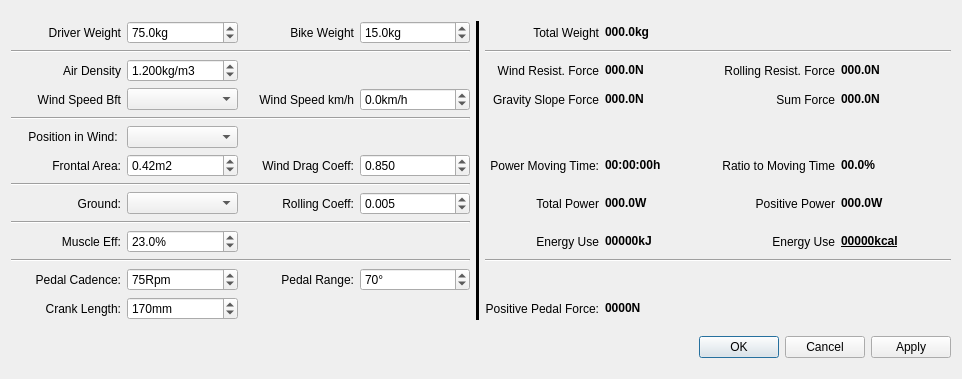
This is src/qmapshack/gis/trk/filter/IFilterSpeedCycleEnergy.ui in Maproom/qmapshack as Qt 5 draws it before an edit. The edited form follows.
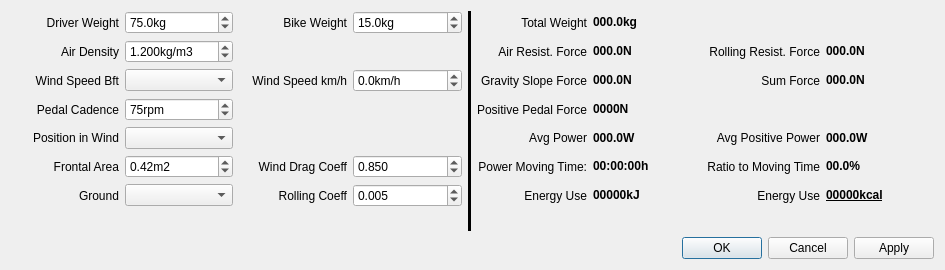
This is the edited form.

What changed in the file:
```diff
--- a/src/qmapshack/gis/trk/filter/IFilterSpeedCycleEnergy.ui
+++ b/src/qmapshack/gis/trk/filter/IFilterSpeedCycleEnergy.ui
@@ -6,8 +6,8 @@
    <rect>
     <x>0</x>
     <y>0</y>
-    <width>962</width>
-    <height>379</height>
+    <width>945</width>
+    <height>270</height>
    </rect>
   </property>
   <property name="windowTitle">
@@ -16,58 +16,25 @@
   <layout class="QVBoxLayout" name="verticalLayout">
    <item>
     <layout class="QHBoxLayout" name="horizontalLayout">
+     <property name="bottomMargin">
+      <number>0</number>
+     </property>
      <item>
       <layout class="QGridLayout" name="gridLayout">
-       <item row="12" column="3">
-        <widget class="QDoubleSpinBox" name="spinPedalRange">
-         <property name="suffix">
-          <string>°</string>
-         </property>
-         <property name="decimals">
-          <number>0</number>
-         </property>
-         <property name="minimum">
-          <double>10.000000000000000</double>
-         </property>
-         <property name="maximum">
-          <double>180.000000000000000</double>
-         </property>
-         <property name="singleStep">
-          <double>1.000000000000000</double>
-         </property>
-         <property name="value">
-          <double>70.000000000000000</double>
-         </property>
-        </widget>
-       </item>
-       <item row="8" column="1">
+       <item row="6" column="1">
         <widget class="QComboBox" name="comboGround">
          <property name="toolTip">
           <string>&lt;html&gt;&lt;head/&gt;&lt;body&gt;&lt;p&gt;Untergrund&lt;/p&gt;&lt;p&gt;Werte für die Art des Untergrunds und der Bereifung für die Bestimmung des Rollwiderstandsbeiwerts.&lt;/p&gt;&lt;p&gt;Values for the type of ground surface and the tyres used to determine the rolling resistance coefficient.&lt;/p&gt;&lt;/body&gt;&lt;/html&gt;</string>
          </property>
         </widget>
        </item>
-       <item row="12" column="0">
-        <widget class="QLabel" name="label_19">
-         <property name="text">
-          <string>Pedal Cadence:</string>
-         </property>
-         <property name="alignment">
-          <set>Qt::AlignRight|Qt::AlignTrailing|Qt::AlignVCenter</set>
-         </property>
-        </widget>
-       </item>
-       <item row="4" column="0" colspan="4">
-        <widget class="Line" name="line_3">
-         <property name="orientation">
-          <enum>Qt::Horizontal</enum>
-         </property>
-        </widget>
-       </item>
-       <item row="8" column="3">
+       <item row="6" column="3">
         <widget class="QDoubleSpinBox" name="spinRollingCoeff">
          <property name="toolTip">
-          <string/>
+          <string>&lt;html&gt;&lt;head/&gt;&lt;body&gt;&lt;p&gt;cr-Wert (Rollwiderstandsbeiwert)&lt;/p&gt;&lt;p&gt;Der Rollwiderstandsbeiwert bestimmt die Kraft, die für die Überwindung der Rollwiderstandskraft bestimmt. Maßgebliche Faktoren sind der Fahrbahnuntergrund und die Bereifung. Je größer dieser Wert ist, um so mehr Kraft wird für die Überwindung des Rollwiderstands benötigt.&lt;/p&gt;&lt;p&gt;The rolling resistance coefficient specifies the force used to overcome the rolling resistance force. The relevant factors are the road surface and the tyres. The higher this value is, the more force is required to overcome the rolling resistance.&lt;/p&gt;&lt;/body&gt;&lt;/html&gt;</string>
+         </property>
+         <property name="buttonSymbols">
+          <enum>QAbstractSpinBox::UpDownArrows</enum>
          </property>
          <property name="suffix">
           <string/>
@@ -89,43 +56,14 @@
          </property>
         </widget>
        </item>
-       <item row="11" column="0" colspan="4">
-        <widget class="Line" name="line_6">
-         <property name="orientation">
-          <enum>Qt::Horizontal</enum>
-         </property>
-        </widget>
-       </item>
-       <item row="10" column="1">
-        <widget class="QDoubleSpinBox" name="spinMuscleEff">
-         <property name="suffix">
-          <string>%</string>
-         </property>
-         <property name="decimals">
-          <number>1</number>
-         </property>
-         <property name="minimum">
-          <double>10.000000000000000</double>
-         </property>
-         <property name="maximum">
-          <double>30.000000000000000</double>
-         </property>
-         <property name="singleStep">
-          <double>0.100000000000000</double>
-         </property>
-         <property name="value">
-          <double>23.000000000000000</double>
-         </property>
-        </widget>
-       </item>
-       <item row="5" column="1">
+       <item row="4" column="1">
         <widget class="QComboBox" name="comboWindPosition">
          <property name="toolTip">
           <string>&lt;html&gt;&lt;head/&gt;&lt;body&gt;&lt;p&gt;Position im Wind&lt;/p&gt;&lt;p&gt;Werte für die Art der Sitzposition als Vorgabewerte für die Windangriffsfläche in m2 und der Luftwiderstandszahl (cw-Wert).&lt;/p&gt;&lt;p&gt;Values for the type of seat position as default values for the wind frontal area in m2 and the drag coefficient (cw value).&lt;/p&gt;&lt;p</string>
          </property>
         </widget>
        </item>
-       <item row="2" column="0">
+       <item row="1" column="0">
         <widget class="QLabel" name="label_6">
          <property name="text">
           <string>Air Density</string>
@@ -135,42 +73,17 @@
          </property>
         </widget>
        </item>
-       <item row="5" column="0">
+       <item row="4" column="0">
         <widget class="QLabel" name="label_13">
          <property name="text">
-          <string>Position in Wind: </string>
+          <string>Position in Wind</string>
          </property>
          <property name="alignment">
           <set>Qt::AlignRight|Qt::AlignTrailing|Qt::AlignVCenter</set>
          </property>
         </widget>
        </item>
-       <item row="12" column="1">
-        <widget class="QDoubleSpinBox" name="spinPedalCadence">
-         <property name="toolTip">
-          <string>&lt;html&gt;&lt;head/&gt;&lt;body&gt;&lt;p&gt;The cadence while cycling with positive force to the pedal.&lt;/p&gt;&lt;/body&gt;&lt;/html&gt;</string>
-         </property>
-         <property name="suffix">
-          <string>Rpm</string>
-         </property>
-         <property name="decimals">
-          <number>0</number>
-         </property>
-         <property name="minimum">
-          <double>10.000000000000000</double>
-         </property>
-         <property name="maximum">
-          <double>250.000000000000000</double>
-         </property>
-         <property name="singleStep">
-          <double>1.000000000000000</double>
-         </property>
-         <property name="value">
-          <double>75.000000000000000</double>
-         </property>
-        </widget>
-       </item>
-       <item row="2" column="1">
+       <item row="1" column="1">
         <widget class="QDoubleSpinBox" name="spinAirDensity">
          <property name="toolTip">
           <string>&lt;html&gt;&lt;head/&gt;&lt;body&gt;&lt;p&gt;Luftdichte&lt;/p&gt;&lt;p&gt;Luftdichte in kg/m3. Die Luftdichte ist abhängig von barometrischen Luftdruck, Höhe Normalnull und Temperatur.&lt;br/&gt;Einige Beispiele:&lt;br/&gt;Meereshöhe: 1,226kg/m3&lt;br/&gt;1500 Meter: 1,056kg/m3&lt;br/&gt;3000 Meter: 0,905kg/m3&lt;/p&gt;&lt;p&gt;Air density in kg/m3. The air density depends on barometric air pressure, altitude and temperature.&lt;br/&gt;Some examples:&lt;br/&gt;Sea level: 1.226kg/m3&lt;br/&gt;1500 meters: 1.056kg/m3&lt;br/&gt;3000 meters: 0.905kg/m3&lt;/p&gt;&lt;/body&gt;&lt;/html&gt;</string>
@@ -221,7 +134,7 @@
          </property>
         </widget>
        </item>
-       <item row="3" column="0">
+       <item row="2" column="0">
         <widget class="QLabel" name="label_3">
          <property name="text">
           <string>Wind Speed Bft</string>
@@ -231,14 +144,14 @@
          </property>
         </widget>
        </item>
-       <item row="3" column="1">
+       <item row="2" column="1">
         <widget class="QComboBox" name="comboWindSpeed">
          <property name="toolTip">
           <string>&lt;html&gt;&lt;head/&gt;&lt;body&gt;&lt;p&gt;Windgeschw. Bft&lt;/p&gt;&lt;p&gt;Werte für die Windgeschwindigkeit in Beaufortskala für die Vorgabe der Windgeschwindigkeit in km/h. Positive Werte für Gegenwind und negative Werte für Rückenwind.&lt;/p&gt;&lt;p&gt;Values for the wind speed in Beaufort scale for specifying the wind speed in km/h. Positive values for headwind and negative values for tailwind.&lt;/p&gt;&lt;/body&gt;&lt;/html&gt;</string>
          </property>
         </widget>
        </item>
-       <item row="3" column="2">
+       <item row="2" column="2">
         <widget class="QLabel" name="label_9">
          <property name="text">
           <string>Wind Speed km/h</string>
@@ -301,7 +214,7 @@
          </property>
         </widget>
        </item>
-       <item row="3" column="3">
+       <item row="2" column="3">
         <widget class="QDoubleSpinBox" name="spinWindSpeed">
          <property name="toolTip">
           <string>&lt;html&gt;&lt;head/&gt;&lt;body&gt;&lt;p&gt;Windgeschw. Bft&lt;/p&gt;&lt;p&gt;Windgeschwindigkeit in km/h für die Berechnung der benötigten Kraft für die Überwindung des Luftwiderstands. Positive Werte für Gegenwind und negative Werte für Rückenwind. Werte können unabhängig von den Werte der Beaufortskala verändert werden.&lt;/p&gt;&lt;p&gt;Wind speed in km/h for the calculation of the force required to overcome drag. Positive values for headwind and negative values for tailwind. Values can be changed independently of the Beaufort scale values.&lt;/p&gt;&lt;/body&gt;&lt;/html&gt;</string>
@@ -323,61 +236,37 @@
          </property>
         </widget>
        </item>
-       <item row="9" column="0" colspan="4">
-        <widget class="Line" name="line_5">
-         <property name="orientation">
-          <enum>Qt::Horizontal</enum>
-         </property>
-        </widget>
-       </item>
-       <item row="7" column="0" colspan="4">
-        <widget class="Line" name="line_4">
-         <property name="orientation">
-          <enum>Qt::Horizontal</enum>
-         </property>
-        </widget>
-       </item>
-       <item row="6" column="0">
+       <item row="5" column="0">
         <widget class="QLabel" name="label_16">
          <property name="text">
-          <string>Frontal Area:</string>
+          <string>Frontal Area</string>
          </property>
          <property name="alignment">
           <set>Qt::AlignRight|Qt::AlignTrailing|Qt::AlignVCenter</set>
          </property>
         </widget>
        </item>
-       <item row="6" column="2">
+       <item row="5" column="2">
         <widget class="QLabel" name="label_15">
          <property name="text">
-          <string>Wind Drag Coeff:</string>
+          <string>Wind Drag Coeff</string>
          </property>
          <property name="alignment">
           <set>Qt::AlignRight|Qt::AlignTrailing|Qt::AlignVCenter</set>
          </property>
         </widget>
        </item>
-       <item row="10" column="0">
-        <widget class="QLabel" name="label_18">
-         <property name="text">
-          <string>Muscle Eff:</string>
-         </property>
-         <property name="alignment">
-          <set>Qt::AlignRight|Qt::AlignTrailing|Qt::AlignVCenter</set>
-         </property>
-        </widget>
-       </item>
-       <item row="8" column="2">
+       <item row="6" column="2">
         <widget class="QLabel" name="label_17">
          <property name="text">
-          <string>Rolling Coeff:</string>
+          <string>Rolling Coeff</string>
          </property>
          <property name="alignment">
           <set>Qt::AlignRight|Qt::AlignTrailing|Qt::AlignVCenter</set>
          </property>
         </widget>
        </item>
-       <item row="6" column="3">
+       <item row="5" column="3">
         <widget class="QDoubleSpinBox" name="spinWindDragCoeff">
          <property name="toolTip">
           <string>&lt;html&gt;&lt;head/&gt;&lt;body&gt;&lt;p&gt;cw-Wert (Luftwiderstandsbeiwert)&lt;/p&gt;&lt;p&gt;Der cw-Wert (Luftwiderstandsbeiwert) gibt die Windschlüpfigkeit von Fahrer und Fahrrad gegenüber der Luft (Wind) an. Je größer dieser Wert ist, um so mehr Kraft wird für die Überwindung der Windkraft benötigt. Typische Werte für Fahrräder liegen zwischen 0,2 und 1.2.&lt;/p&gt;&lt;p&gt;The cw value (drag coefficient) indicates the wind slip of the rider and bicycle in relation to the air (wind). The greater this value, the more force is required to overcome the wind force. Typical values for bicycles are between 0.2 and 1.2.&lt;/p&gt;&lt;/body&gt;&lt;/html&gt;</string>
@@ -402,7 +291,7 @@
          </property>
         </widget>
        </item>
-       <item row="6" column="1">
+       <item row="5" column="1">
         <widget class="QDoubleSpinBox" name="spinFrontalArea">
          <property name="toolTip">
           <string>&lt;html&gt;&lt;head/&gt;&lt;body&gt;&lt;p&gt;Frontalfläche&lt;/p&gt;&lt;p&gt;Die Fläche in m2 (Fahrer, Fahrrad, Gepäcktaschen, etc.), die dem Wind ausgesetzt ist.&lt;/p&gt;&lt;p&gt;The frontal area in m2 (rider, bicycle, bags, etc.) exposed to the wind.&lt;/p&gt;&lt;/body&gt;&lt;/html&gt;</string>
@@ -427,52 +316,10 @@
          </property>
         </widget>
        </item>
-       <item row="1" column="0" colspan="4">
-        <widget class="Line" name="line_2">
-         <property name="orientation">
-          <enum>Qt::Horizontal</enum>
-         </property>
-        </widget>
-       </item>
-       <item row="8" column="0">
+       <item row="6" column="0">
         <widget class="QLabel" name="label_14">
          <property name="text">
-          <string>Ground:</string>
-         </property>
-         <property name="alignment">
-          <set>Qt::AlignRight|Qt::AlignTrailing|Qt::AlignVCenter</set>
-         </property>
-        </widget>
-       </item>
-       <item row="13" column="1">
-        <widget class="QDoubleSpinBox" name="spinCrankLength">
-         <property name="toolTip">
-          <string>&lt;html&gt;&lt;head/&gt;&lt;body&gt;&lt;p&gt;Length from center of bottom bracket bearing to center of pedal bearing. Will be used to compute ...&lt;/p&gt;&lt;/body&gt;&lt;/html&gt;</string>
-         </property>
-         <property name="suffix">
-          <string>mm</string>
-         </property>
-         <property name="decimals">
-          <number>0</number>
-         </property>
-         <property name="minimum">
-          <double>30.000000000000000</double>
-         </property>
-         <property name="maximum">
-          <double>250.000000000000000</double>
-         </property>
-         <property name="singleStep">
-          <double>1.000000000000000</double>
-         </property>
-         <property name="value">
-          <double>170.000000000000000</double>
-         </property>
-        </widget>
-       </item>
-       <item row="12" column="2">
-        <widget class="QLabel" name="label_21">
-         <property name="text">
-          <string>Pedal Range:</string>
+          <string>Ground</string>
          </property>
          <property name="alignment">
           <set>Qt::AlignRight|Qt::AlignTrailing|Qt::AlignVCenter</set>
@@ -492,7 +339,7 @@
          </property>
         </widget>
        </item>
-       <item row="0" column="4" rowspan="14">
+       <item row="0" column="4" rowspan="10">
         <widget class="Line" name="line">
          <property name="frameShadow">
           <enum>QFrame::Plain</enum>
@@ -505,18 +352,18 @@
          </property>
         </widget>
        </item>
-       <item row="2" column="5">
+       <item row="1" column="5">
         <widget class="QLabel" name="label_23">
          <property name="text">
-          <string>Wind Resist. Force</string>
+          <string>Air Resist. Force</string>
          </property>
          <property name="alignment">
           <set>Qt::AlignRight|Qt::AlignTrailing|Qt::AlignVCenter</set>
          </property>
         </widget>
        </item>
-       <item row="2" column="6">
-        <widget class="QLabel" name="labelWindResistForce">
+       <item row="1" column="6">
+        <widget class="QLabel" name="labelAirResistForce">
          <property name="toolTip">
           <string>&lt;html&gt;&lt;head/&gt;&lt;body&gt;&lt;p&gt;Luftwider.Kraft&lt;/p&gt;&lt;p&gt;Die Luftwiderstandskraft ist die Kraft in Newton, die im Durchschnitt über alle Trackpunkte für die Überwindung des Luftwiderstands benötigt wird. Bei starkem Rückenwind kann dieser Wert auch negativ sein.&lt;/p&gt;&lt;p&gt;The wind drag force is the force in Newton that is needed on average over all track points to overcome the drag. With a strong tailwind, this value can also be negative.&lt;/p&gt;&lt;/body&gt;&lt;/html&gt;</string>
          </property>
@@ -535,37 +382,7 @@
          </property>
         </widget>
        </item>
-       <item row="10" column="5">
-        <widget class="QLabel" name="label_11">
-         <property name="text">
-          <string>Energy Use</string>
-         </property>
-         <property name="alignment">
-          <set>Qt::AlignRight|Qt::AlignTrailing|Qt::AlignVCenter</set>
-         </property>
-        </widget>
-       </item>
-       <item row="13" column="5">
-        <widget class="QLabel" name="label_5">
-         <property name="text">
-          <string>Positive Pedal Force:</string>
-         </property>
-         <property name="alignment">
-          <set>Qt::AlignRight|Qt::AlignTrailing|Qt::AlignVCenter</set>
-         </property>
-        </widget>
-       </item>
-       <item row="13" column="6">
-        <widget class="QLabel" name="labelPositivePedalForce">
-         <property name="toolTip">
-          <string>&lt;html&gt;&lt;head/&gt;&lt;body&gt;&lt;p&gt;&lt;br/&gt;&lt;/p&gt;&lt;/body&gt;&lt;/html&gt;</string>
-         </property>
-         <property name="text">
-          <string>&lt;html&gt;&lt;head/&gt;&lt;body&gt;&lt;p&gt;&lt;span style=&quot; font-weight:600;&quot;&gt;0000N&lt;/span&gt;&lt;/p&gt;&lt;/body&gt;&lt;/html&gt;</string>
-         </property>
-        </widget>
-       </item>
-       <item row="2" column="7">
+       <item row="1" column="7">
         <widget class="QLabel" name="label_24">
          <property name="text">
           <string>Rolling Resist. Force</string>
@@ -575,18 +392,8 @@
          </property>
         </widget>
        </item>
-       <item row="13" column="0">
-        <widget class="QLabel" name="label_20">
-         <property name="text">
-          <string>Crank Length:</string>
-         </property>
-         <property name="alignment">
-          <set>Qt::AlignRight|Qt::AlignTrailing|Qt::AlignVCenter</set>
-         </property>
-        </widget>
-       </item>
-       <item row="2" column="8">
-        <widget class="QLabel" name="labelRollingResistForce">
+       <item row="1" column="8">
+        <widget class="QLabel" name="labelRollResistForce">
          <property name="toolTip">
           <string>&lt;html&gt;&lt;head/&gt;&lt;body&gt;&lt;p&gt;Rollwider.Kraft&lt;/p&gt;&lt;p&gt;Die Rollwiderstandskraft ist die Kraft in Newton, die im Durchschnitt über alle Trackpunkte für die Überwindung des Rollwiderstands benötigt wird.&lt;/p&gt;&lt;p&gt;The rolling resistance force is the force in Newton required on average over all track points to overcome the rolling resistance.&lt;/p&gt;&lt;/body&gt;&lt;/html&gt;</string>
          </property>
@@ -595,7 +402,7 @@
          </property>
         </widget>
        </item>
-       <item row="3" column="5">
+       <item row="2" column="5">
         <widget class="QLabel" name="label_26">
          <property name="text">
           <string>Gravity Slope Force</string>
@@ -605,7 +412,7 @@
          </property>
         </widget>
        </item>
-       <item row="3" column="6">
+       <item row="2" column="6">
         <widget class="QLabel" name="labelGravitySlopeForce">
          <property name="toolTip">
           <string>&lt;html&gt;&lt;head/&gt;&lt;body&gt;&lt;p&gt;Neigungskraft&lt;/p&gt;&lt;p&gt;Die Neigungskraft ist die Kraft in Newton, die im Durchschnitt über alle Trackpunkte für die Überwindung der Neigung bei der Bergauffahrt benötigt. Bei überwiegender Bergabfahrt kann die Neigungskraft negativ sein.&lt;/p&gt;&lt;p&gt;The gravity slope force is the force in Newton needed on average over all track points to overcome the slope on the uphill. In the case of mostly downhill driving, the gravity slope force can be negative.&lt;/p&gt;&lt;/body&gt;&lt;/html&gt;</string>
@@ -615,7 +422,7 @@
          </property>
         </widget>
        </item>
-       <item row="3" column="7">
+       <item row="2" column="7">
         <widget class="QLabel" name="label_28">
          <property name="text">
           <string>Sum Force</string>
@@ -625,7 +432,7 @@
          </property>
         </widget>
        </item>
-       <item row="3" column="8">
+       <item row="2" column="8">
         <widget class="QLabel" name="labelSumForce">
          <property name="toolTip">
           <string>&lt;html&gt;&lt;head/&gt;&lt;body&gt;&lt;p&gt;Summe Kraft&lt;/p&gt;&lt;p&gt;Summe der durchschnittlich benötigten Kraft für den Track für die Überwindung des Luftwiderstands, Rollwiderstands und Neigung. Dieser Wert kann negativ bei starkem Rückwind und/oder Bergabfahrt sein.&lt;/p&gt;&lt;p&gt;Sum of the average force required for the track to overcome wind resistance, rolling resistance and slope. This value can be negative for strong tailwind and/or downhill.&lt;/p&gt;&lt;/body&gt;&lt;/html&gt;</string>
@@ -635,58 +442,37 @@
          </property>
         </widget>
        </item>
-       <item row="8" column="7">
-        <widget class="QLabel" name="label_4">
-         <property name="text">
-          <string>Positive Power</string>
+       <item row="5" column="6">
+        <widget class="QLabel" name="labelPowerMovingTime">
+         <property name="toolTip">
+          <string>&lt;html&gt;&lt;head/&gt;&lt;body&gt;&lt;p&gt;Leistungsbewegungszeit&lt;/p&gt;&lt;p&gt;Die Zeit in Bewegung und gleichzeitiger positiver Leistung durch den Fahrer. Zeiten mit negativer Leistung bei starkem Rückenwind oder Bergabfahrt sind nicht berücksichtigt.&lt;/p&gt;&lt;p&gt;The time in moving and at the same time positive power by the driver. Times with negative power in strong tail wind or downhill driving are not taken into account.&lt;/p&gt;&lt;/body&gt;&lt;/html&gt;</string>
          </property>
-         <property name="alignment">
-          <set>Qt::AlignRight|Qt::AlignTrailing|Qt::AlignVCenter</set>
-         </property>
-        </widget>
-       </item>
-       <item row="8" column="8">
-        <widget class="QLabel" name="labelTotalPositivePower">
-         <property name="text">
-          <string>&lt;html&gt;&lt;head/&gt;&lt;body&gt;&lt;p&gt;&lt;span style=&quot; font-weight:600;&quot;&gt;000.0W&lt;/span&gt;&lt;/p&gt;&lt;/body&gt;&lt;/html&gt;</string>
-         </property>
-        </widget>
-       </item>
-       <item row="8" column="5">
-        <widget class="QLabel" name="label_7">
-         <property name="text">
-          <string>Total Power</string>
-         </property>
-         <property name="alignment">
-          <set>Qt::AlignRight|Qt::AlignTrailing|Qt::AlignVCenter</set>
-         </property>
-        </widget>
-       </item>
-       <item row="8" column="6">
-        <widget class="QLabel" name="labelTotalPower">
-         <property name="text">
-          <string>&lt;html&gt;&lt;head/&gt;&lt;body&gt;&lt;p&gt;&lt;span style=&quot; font-weight:600;&quot;&gt;000.0W&lt;/span&gt;&lt;/p&gt;&lt;/body&gt;&lt;/html&gt;</string>
-         </property>
-        </widget>
-       </item>
-       <item row="6" column="5">
-        <widget class="QLabel" name="label_31">
-         <property name="text">
-          <string>Power Moving Time:</string>
-         </property>
-         <property name="alignment">
-          <set>Qt::AlignRight|Qt::AlignTrailing|Qt::AlignVCenter</set>
-         </property>
-        </widget>
-       </item>
-       <item row="6" column="6">
-        <widget class="QLabel" name="labelTotalPowerTime">
          <property name="text">
           <string>&lt;html&gt;&lt;head/&gt;&lt;body&gt;&lt;p&gt;&lt;span style=&quot; font-weight:600;&quot;&gt;00:00:00h&lt;/span&gt;&lt;/p&gt;&lt;/body&gt;&lt;/html&gt;</string>
          </property>
         </widget>
        </item>
-       <item row="6" column="7">
+       <item row="4" column="6">
+        <widget class="QLabel" name="labelPower">
+         <property name="toolTip">
+          <string>&lt;html&gt;&lt;head/&gt;&lt;body&gt;&lt;p&gt;Leistung&lt;/p&gt;&lt;p&gt;Die Leistung in Watt im Durchschnitt über alle Trackpunkte. Negative Leistung aus starken Gegenwind oder Bergabfahrt sind berücksichtigt.&lt;/p&gt;&lt;p&gt;The power in Watt on average over all track points. Negative power from strong headwinds or downhill driving are taken into account.&lt;/p&gt;&lt;/body&gt;&lt;/html&gt;</string>
+         </property>
+         <property name="text">
+          <string>&lt;html&gt;&lt;head/&gt;&lt;body&gt;&lt;p&gt;&lt;span style=&quot; font-weight:600;&quot;&gt;000.0W&lt;/span&gt;&lt;/p&gt;&lt;/body&gt;&lt;/html&gt;</string>
+         </property>
+        </widget>
+       </item>
+       <item row="4" column="8">
+        <widget class="QLabel" name="labelPositivePower">
+         <property name="toolTip">
+          <string>&lt;html&gt;&lt;head/&gt;&lt;body&gt;&lt;p&gt;Positive Leistung&lt;/p&gt;&lt;p&gt;Die positive Leistung in Watt, die im Durchschnitt über alle Trackpunkte aufgebracht werden muss. Negative Leistung aus starken Gegenwind oder Bergabfahrt sind nicht berücksichtigt. Diese Leistung muss durch den Fahrer im Durchschnitt für den Track aufgebracht werden.&lt;/p&gt;&lt;p&gt;The positive power in Watt that must be applied to all track points on average. Negative power from strong headwinds or downhill driving are not taken into account. This power must be applied by the driver on average for the track.&lt;/p&gt;&lt;/body&gt;&lt;/html&gt;</string>
+         </property>
+         <property name="text">
+          <string>&lt;html&gt;&lt;head/&gt;&lt;body&gt;&lt;p&gt;&lt;span style=&quot; font-weight:600;&quot;&gt;000.0W&lt;/span&gt;&lt;/p&gt;&lt;/body&gt;&lt;/html&gt;</string>
+         </property>
+        </widget>
+       </item>
+       <item row="5" column="7">
         <widget class="QLabel" name="label_33">
          <property name="text">
           <string>Ratio to Moving Time</string>
@@ -696,15 +482,103 @@
          </property>
         </widget>
        </item>
-       <item row="6" column="8">
-        <widget class="QLabel" name="labelPowerTimeMovingRatio">
+       <item row="5" column="8">
+        <widget class="QLabel" name="labelPowerMovingTimeRatio">
+         <property name="toolTip">
+          <string>&lt;html&gt;&lt;head/&gt;&lt;body&gt;&lt;p&gt;Verhältnis Leistungsbewegungszeit&lt;/p&gt;&lt;p&gt;Das Verhältnis der Leistungsbewegungszeit bezogen auf die Track Bewegungszeit in Prozent. Je geringer das Verhältnis ist, desto größer ist der Einfluss des Rückenwind und Bergabfahrt.&lt;/p&gt;&lt;p&gt;The ratio of the power moving time related to the track moving time in percent. The lower the ratio, the greater the influence of tailwind and downhill.&lt;/p&gt;&lt;/body&gt;&lt;/html&gt;</string>
+         </property>
          <property name="text">
           <string>&lt;html&gt;&lt;head/&gt;&lt;body&gt;&lt;p&gt;&lt;span style=&quot; font-weight:600;&quot;&gt;00.0%&lt;/span&gt;&lt;/p&gt;&lt;/body&gt;&lt;/html&gt;</string>
          </property>
         </widget>
        </item>
-       <item row="10" column="7">
-        <widget class="QLabel" name="label_35">
+       <item row="4" column="5">
+        <widget class="QLabel" name="label_7">
+         <property name="text">
+          <string>Avg Power</string>
+         </property>
+         <property name="alignment">
+          <set>Qt::AlignRight|Qt::AlignTrailing|Qt::AlignVCenter</set>
+         </property>
+        </widget>
+       </item>
+       <item row="4" column="7">
+        <widget class="QLabel" name="label_4">
+         <property name="text">
+          <string>Avg Positive Power</string>
+         </property>
+         <property name="alignment">
+          <set>Qt::AlignRight|Qt::AlignTrailing|Qt::AlignVCenter</set>
+         </property>
+        </widget>
+       </item>
+       <item row="5" column="5">
+        <widget class="QLabel" name="label_31">
+         <property name="text">
+          <string>Power Moving Time:</string>
+         </property>
+         <property name="alignment">
+          <set>Qt::AlignRight|Qt::AlignTrailing|Qt::AlignVCenter</set>
+         </property>
+        </widget>
+       </item>
+       <item row="3" column="5">
+        <widget class="QLabel" name="label_5">
+         <property name="text">
+          <string>Positive Pedal Force</string>
+         </property>
+         <property name="alignment">
+          <set>Qt::AlignRight|Qt::AlignTrailing|Qt::AlignVCenter</set>
+         </property>
+        </widget>
+       </item>
+       <item row="3" column="6">
+        <widget class="QLabel" name="labelPositivePedalForce">
+         <property name="toolTip">
+          <string>&lt;html&gt;&lt;head/&gt;&lt;body&gt;&lt;p&gt;Pedalkraft&lt;/p&gt;&lt;p&gt;Die Kraft in Newton, die im Durchschnitt über alle Trackpunkte auf das Pedal aufgebracht wird. Negative Kräfte aus starken Gegenwind oder Bergabfahrt werden nicht berücksichtigt. Diese Kraft muss durch den Fahrer auf das Pedal aufgebracht werden. Je größer die Trittfrequenz, desto niedriger ist die Pedalkraft.&lt;/p&gt;&lt;p&gt;The force in Newton applied to the pedal on average over all track points. Negative forces from strong headwinds or downhill driving are not considered. This force must be applied to the pedal by the rider. The higher the cadence, the lower the pedal force.&lt;/p&gt;&lt;/body&gt;&lt;/html&gt;</string>
+         </property>
+         <property name="text">
+          <string>&lt;html&gt;&lt;head/&gt;&lt;body&gt;&lt;p&gt;&lt;span style=&quot; font-weight:600;&quot;&gt;0000N&lt;/span&gt;&lt;/p&gt;&lt;/body&gt;&lt;/html&gt;</string>
+         </property>
+        </widget>
+       </item>
+       <item row="3" column="0">
+        <widget class="QLabel" name="label_19">
+         <property name="text">
+          <string>Pedal Cadence</string>
+         </property>
+         <property name="alignment">
+          <set>Qt::AlignRight|Qt::AlignTrailing|Qt::AlignVCenter</set>
+         </property>
+        </widget>
+       </item>
+       <item row="3" column="1">
+        <widget class="QDoubleSpinBox" name="spinPedalCadence">
+         <property name="toolTip">
+          <string>&lt;html&gt;&lt;head/&gt;&lt;body&gt;&lt;p&gt;Trittfrequenz&lt;/p&gt;&lt;p&gt;Die durchschnittliche Trittfrequenz in U/min für den Track wird für die Berechnung der Pedalkraft benötigt. Realistische Werte liegen zwischen 50 und 100 U/min.&lt;/p&gt;&lt;p&gt;The average cadence in rpm for the track is used to calculate the pedal force. Realistic values are between 50 and 100 rpm.&lt;/p&gt;&lt;/body&gt;&lt;/html&gt;</string>
+         </property>
+         <property name="suffix">
+          <string>rpm</string>
+         </property>
+         <property name="decimals">
+          <number>0</number>
+         </property>
+         <property name="minimum">
+          <double>10.000000000000000</double>
+         </property>
+         <property name="maximum">
+          <double>250.000000000000000</double>
+         </property>
+         <property name="singleStep">
+          <double>1.000000000000000</double>
+         </property>
+         <property name="value">
+          <double>75.000000000000000</double>
+         </property>
+        </widget>
+       </item>
+       <item row="6" column="5">
+        <widget class="QLabel" name="label_11">
          <property name="text">
           <string>Energy Use</string>
          </property>
@@ -713,34 +587,30 @@
          </property>
         </widget>
        </item>
-       <item row="10" column="6">
+       <item row="6" column="6">
         <widget class="QLabel" name="labelEnergyKJoule">
          <property name="text">
           <string>&lt;html&gt;&lt;head/&gt;&lt;body&gt;&lt;p&gt;&lt;span style=&quot; font-weight:600;&quot;&gt;00000kJ&lt;/span&gt;&lt;/p&gt;&lt;/body&gt;&lt;/html&gt;</string>
          </property>
         </widget>
        </item>
-       <item row="10" column="8">
+       <item row="6" column="7">
+        <widget class="QLabel" name="label_35">
+         <property name="text">
+          <string>Energy Use</string>
+         </property>
+         <property name="alignment">
+          <set>Qt::AlignRight|Qt::AlignTrailing|Qt::AlignVCenter</set>
+         </property>
+        </widget>
+       </item>
+       <item row="6" column="8">
         <widget class="QLabel" name="labelEnergyKcal">
          <property name="text">
           <string>&lt;html&gt;&lt;head/&gt;&lt;body&gt;&lt;p&gt;&lt;span style=&quot; font-weight:600; text-decoration: underline;&quot;&gt;00000kcal&lt;/span&gt;&lt;/p&gt;&lt;/body&gt;&lt;/html&gt;</string>
          </property>
         </widget>
        </item>
-       <item row="11" column="5" colspan="4">
-        <widget class="Line" name="line_7">
-         <property name="orientation">
-          <enum>Qt::Horizontal</enum>
-         </property>
-        </widget>
-       </item>
-       <item row="1" column="5" colspan="4">
-        <widget class="Line" name="line_8">
-         <property name="orientation">
-          <enum>Qt::Horizontal</enum>
-         </property>
-        </widget>
-       </item>
       </layout>
      </item>
     </layout>
```
Left out of the diff: 19 changed lines with no effect on the pictures.
